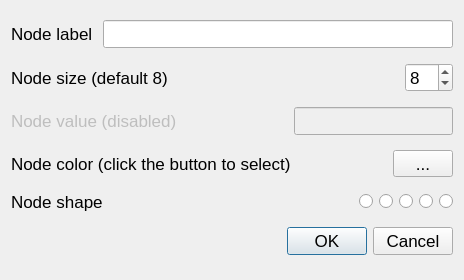
Old version of the form src/forms/nodeeditdialog.ui in the repository socnetv/app.
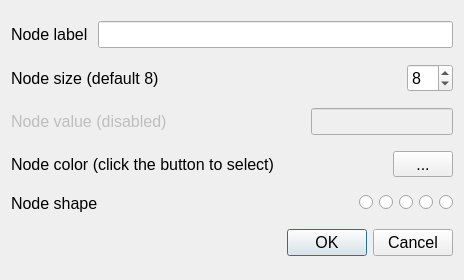
New version of the form. Icons and pictures are not drawn.

Commit message: fixed dialog styling again :)

```diff
--- a/src/forms/nodeeditdialog.ui
+++ b/src/forms/nodeeditdialog.ui
@@ -32,7 +32,7 @@
       <widget class="QLabel" name="label">
        <property name="font">
         <font>
-         <pointsize>13</pointsize>
+         <pointsize>12</pointsize>
         </font>
        </property>
        <property name="text">
@@ -44,7 +44,7 @@
       <widget class="QLineEdit" name="labelEdit">
        <property name="font">
         <font>
-         <pointsize>13</pointsize>
+         <pointsize>12</pointsize>
         </font>
        </property>
       </widget>
@@ -60,7 +60,7 @@
        </property>
        <property name="font">
         <font>
-         <pointsize>13</pointsize>
+         <pointsize>12</pointsize>
         </font>
        </property>
        <property name="text">
@@ -72,7 +72,7 @@
       <spacer name="horizontalSpacer_2">
        <property name="font">
         <font>
-         <pointsize>13</pointsize>
+         <pointsize>12</pointsize>
         </font>
        </property>
        <property name="orientation">
@@ -93,7 +93,7 @@
        </property>
        <property name="font">
         <font>
-         <pointsize>13</pointsize>
+         <pointsize>12</pointsize>
         </font>
        </property>
       </widget>
@@ -106,7 +106,7 @@
       <widget class="QLabel" name="label_5">
        <property name="font">
         <font>
-         <pointsize>13</pointsize>
+         <pointsize>12</pointsize>
         </font>
        </property>
        <property name="text">
@@ -118,7 +118,7 @@
       <spacer name="horizontalSpacer_4">
        <property name="font">
         <font>
-         <pointsize>13</pointsize>
+         <pointsize>12</pointsize>
         </font>
        </property>
        <property name="orientation">
@@ -136,7 +136,7 @@
       <widget class="QRadioButton" name="boxRadio">
        <property name="font">
         <font>
-         <pointsize>13</pointsize>
+         <pointsize>12</pointsize>
         </font>
        </property>
        <property name="text">
@@ -152,7 +152,7 @@
       <widget class="QRadioButton" name="circleRadio">
        <property name="font">
         <font>
-         <pointsize>13</pointsize>
+         <pointsize>12</pointsize>
         </font>
        </property>
        <property name="text">
@@ -168,7 +168,7 @@
       <widget class="QRadioButton" name="diamondRadio">
        <property name="font">
         <font>
-         <pointsize>13</pointsize>
+         <pointsize>12</pointsize>
         </font>
        </property>
        <property name="text">
@@ -184,7 +184,7 @@
       <widget class="QRadioButton" name="ellipseRadio">
        <property name="font">
         <font>
-         <pointsize>13</pointsize>
+         <pointsize>12</pointsize>
         </font>
        </property>
        <property name="text">
@@ -200,7 +200,7 @@
       <widget class="QRadioButton" name="triangleRadio">
        <property name="font">
         <font>
-         <pointsize>13</pointsize>
+         <pointsize>12</pointsize>
         </font>
        </property>
        <property name="text">
@@ -218,7 +218,7 @@
     <widget class="QDialogButtonBox" name="buttonBox">
      <property name="font">
       <font>
-       <pointsize>13</pointsize>
+       <pointsize>12</pointsize>
       </font>
      </property>
      <property name="orientation">
@@ -235,7 +235,7 @@
       <widget class="QLabel" name="label_4">
        <property name="font">
         <font>
-         <pointsize>13</pointsize>
+         <pointsize>12</pointsize>
         </font>
        </property>
        <property name="text">
@@ -247,7 +247,7 @@
       <spacer name="horizontalSpacer_3">
        <property name="font">
         <font>
-         <pointsize>13</pointsize>
+         <pointsize>12</pointsize>
         </font>
        </property>
        <property name="orientation">
@@ -271,7 +271,7 @@
        </property>
        <property name="font">
         <font>
-         <pointsize>13</pointsize>
+         <pointsize>12</pointsize>
         </font>
        </property>
        <property name="text">
@@ -293,7 +293,7 @@
       <widget class="QLabel" name="label_2">
        <property name="font">
         <font>
-         <pointsize>13</pointsize>
+         <pointsize>12</pointsize>
         </font>
        </property>
        <property name="text">
@@ -305,7 +305,7 @@
       <spacer name="horizontalSpacer">
        <property name="font">
         <font>
-         <pointsize>13</pointsize>
+         <pointsize>12</pointsize>
         </font>
        </property>
        <property name="orientation">
@@ -323,7 +323,7 @@
       <widget class="QSpinBox" name="sizeSpin">
        <property name="font">
         <font>
-         <pointsize>13</pointsize>
+         <pointsize>12</pointsize>
         </font>
        </property>
        <property name="value">
```
The commit also changes 6 other files.
